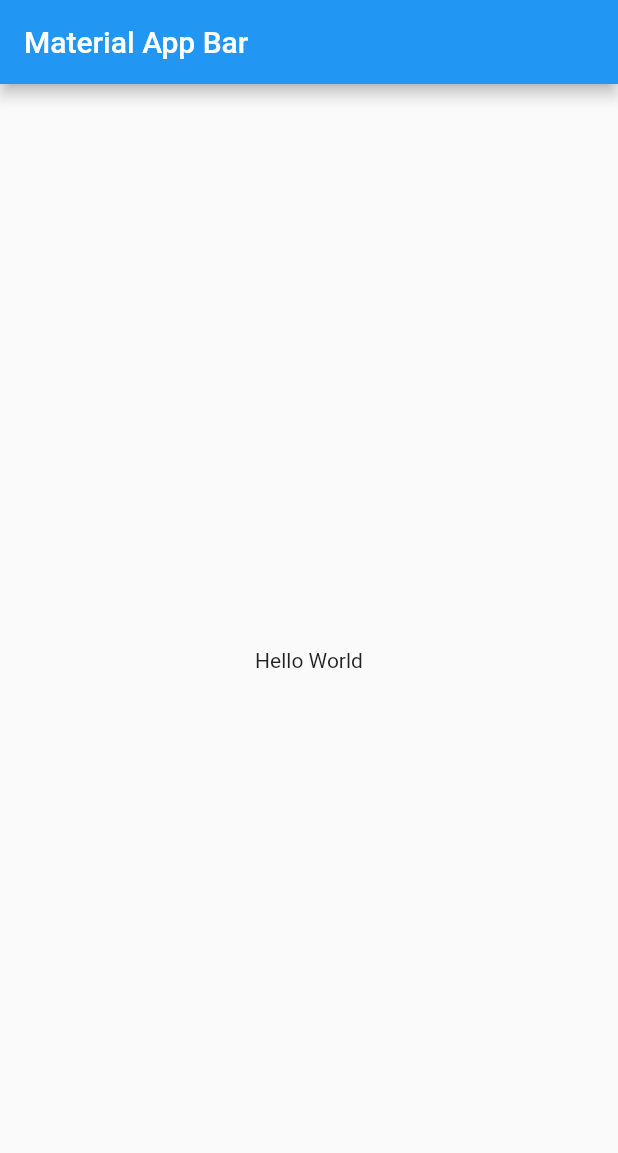
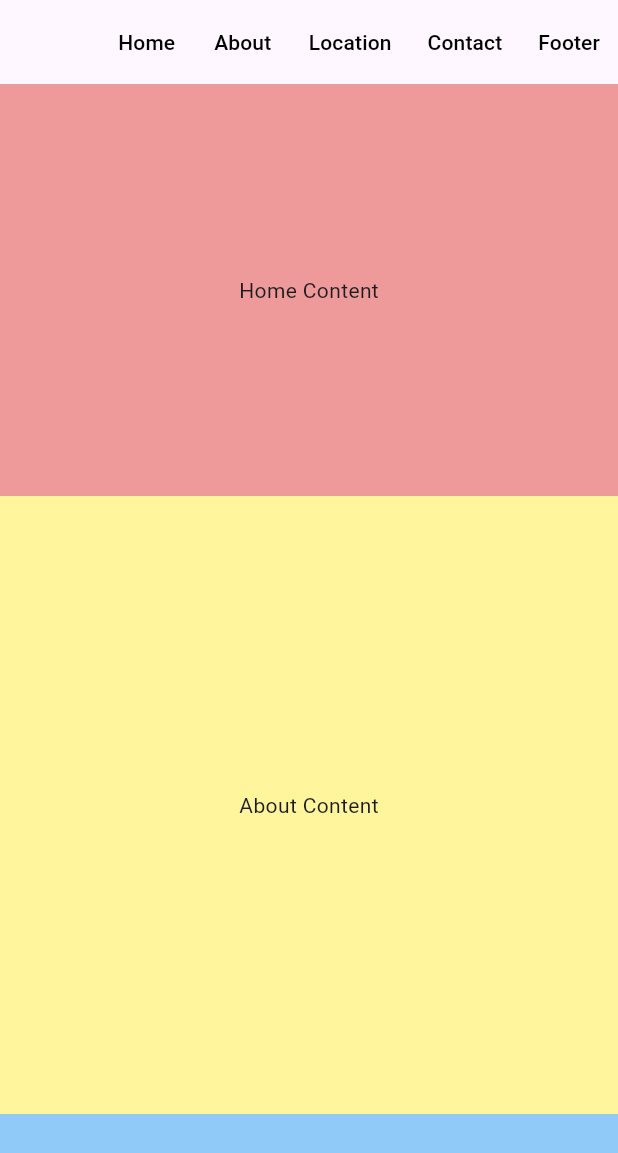
Before and after one commit to AbhishekDoshi26/appbar_navigation_example, a Flutter app: the screen it shows after launch, on a phone screen of 412 x 824 dp. Shown: the top 1153 px of the screen. Run offline on Flutter 3.47's test engine with Material 2 defaults, Android fonts, the phone set to English and light mode, and no system bars.

Commit message:
feat: code completed

```diff
--- /dev/null
+++ b/lib/home.dart
@@ -0,0 +1,131 @@
+import 'package:appbar_navigation_example/navigation_data.dart';
+import 'package:flutter/material.dart';
+
+class Home extends StatelessWidget {
+  Home({super.key});
+
+  final scrollController = ScrollController();
+
+  void scrollToSection(BuildContext context) {
+    Scrollable.ensureVisible(
+      context,
+      duration: const Duration(milliseconds: 600),
+    );
+  }
+
+  @override
+  Widget build(BuildContext context) {
+    return Scaffold(
+      appBar: AppBar(
+        actions: [
+          TextButton(
+            onPressed: () {
+              scrollToSection(navigatorKeys[0].currentContext!);
+            },
+            child: const Text(
+              'Home',
+              style: TextStyle(
+                color: Colors.black,
+              ),
+            ),
+          ),
+          TextButton(
+            onPressed: () {
+              scrollToSection(navigatorKeys[1].currentContext!);
+            },
+            child: const Text(
+              'About',
+              style: TextStyle(
+                color: Colors.black,
+              ),
+            ),
+          ),
+          TextButton(
+            onPressed: () {
+              scrollToSection(navigatorKeys[2].currentContext!);
+            },
+            child: const Text(
+              'Location',
+              style: TextStyle(
+                color: Colors.black,
+              ),
+            ),
+          ),
+          TextButton(
+            onPressed: () {
+              scrollToSection(navigatorKeys[3].currentContext!);
+            },
+            child: const Text(
+              'Contact',
+              style: TextStyle(
+                color: Colors.black,
+              ),
+            ),
+          ),
+          TextButton(
+            onPressed: () {
+              scrollToSection(navigatorKeys[4].currentContext!);
+            },
+            child: const Text(
+              'Footer',
+              style: TextStyle(
+                color: Colors.black,
+              ),
+            ),
+          ),
+        ],
+      ),
+      body: SafeArea(
+        child: SingleChildScrollView(
+          controller: scrollController,
+          child: Column(
+            mainAxisSize: MainAxisSize.max,
+            children: [
+              Container(
+                key: navigatorKeys[0],
+                color: Colors.red.shade200,
+                height: MediaQuery.sizeOf(context).height / 3,
+                width: MediaQuery.sizeOf(context).width,
+                child: const Center(child: Text('Home Content')),
+              ),
+              Container(
+                key: navigatorKeys[1],
+                color: Colors.yellow.shade200,
+                height: MediaQuery.sizeOf(context).height / 2,
+                width: MediaQuery.sizeOf(context).width,
+                child: const Center(child: Text('About Content')),
+              ),
+              Container(
+                key: navigatorKeys[2],
+                color: Colors.blue.shade200,
+                height: MediaQuery.sizeOf(context).height / 4,
+                width: MediaQuery.sizeOf(context).width,
+                child: const Center(child: Text('Location')),
+              ),
+              Container(
+                key: navigatorKeys[3],
+                color: Colors.green.shade200,
+                height: MediaQuery.sizeOf(context).height / 4,
+                width: MediaQuery.sizeOf(context).width,
+                child: const Center(child: Text('Contact')),
+              ),
+              Container(
+                key: navigatorKeys[4],
+                color: Colors.pink.shade200,
+                height: MediaQuery.sizeOf(context).height / 5,
+                width: MediaQuery.sizeOf(context).width,
+                child: const Center(child: Text('Footer')),
+              ),
+              Container(
+                color: Colors.brown.shade200,
+                height: MediaQuery.sizeOf(context).height,
+                width: MediaQuery.sizeOf(context).width,
+                child: const Center(child: Text('Extra Item')),
+              ),
+            ],
+          ),
+        ),
+      ),
+    );
+  }
+}
--- a/lib/main.dart
+++ b/lib/main.dart
@@ -1,3 +1,4 @@
+import 'package:appbar_navigation_example/home.dart';
 import 'package:flutter/material.dart';
 
 void main() => runApp(const MyApp());
@@ -8,15 +9,10 @@ class MyApp extends StatelessWidget {
   @override
   Widget build(BuildContext context) {
     return MaterialApp(
+      theme: ThemeData.light(useMaterial3: true),
+      debugShowCheckedModeBanner: false,
       title: 'Material App',
-      home: Scaffold(
-        appBar: AppBar(
-          title: const Text('Material App Bar'),
-        ),
-        body: const Center(
-          child: Text('Hello World'),
-        ),
-      ),
+      home: Home(),
     );
   }
 }
--- /dev/null
+++ b/lib/navigation_data.dart
@@ -0,0 +1,9 @@
+import 'package:flutter/material.dart';
+
+List<GlobalKey> navigatorKeys = [
+  GlobalKey(),
+  GlobalKey(),
+  GlobalKey(),
+  GlobalKey(),
+  GlobalKey(),
+];
```
